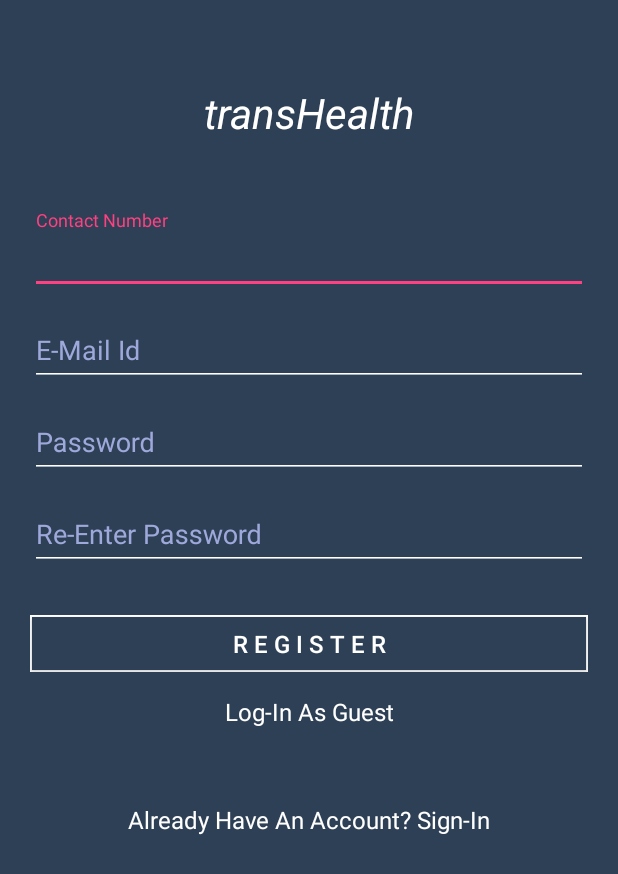
After one commit to kryptoblockskrishna/Test_Med, an Android app: the Register screen opened directly, with no data from a screen before it, on a phone screen of 412 x 824 dp. The commit adds this screen. Shown: the top 874 px of the screen. Run offline under Robolectric (Android 15) with nearby library versions, the phone set to English and light mode, and no system bars.

Commit message:
MyFirstBranch >>> Login, Register Layout Composed

```diff
--- a/app/build.gradle
+++ b/app/build.gradle
@@ -27,13 +27,13 @@ dependencies {
         exclude group: 'com.android.support', module: 'support-annotations'
     })
     // CardView
+    //Circle Image View
     compile 'com.android.support:appcompat-v7:25.2.0'
     compile 'com.android.support:design:25.2.0'
     compile 'com.android.support:support-vector-drawable:25.2.0'
     compile 'com.android.support:support-v4:25.2.0'
     compile 'com.android.support:cardview-v7:25.2.0'
     compile 'com.android.support:recyclerview-v7:25.2.0'
-    //Circle Image View
     compile 'de.hdodenhof:circleimageview:2.1.0'
     compile 'com.android.support.constraint:constraint-layout:1.0.2'
     testCompile 'junit:junit:4.12'
--- a/app/src/main/java/com/transenigma/mediappb/BaseActivity.java
+++ b/app/src/main/java/com/transenigma/mediappb/BaseActivity.java
@@ -25,7 +25,6 @@ import layout.SettingsFragment;
 import layout.TrackFragment;
 
 public class BaseActivity extends AppCompatActivity {
-
 
 
     private BottomNavigationView.OnNavigationItemSelectedListener mOnNavigationItemSelectedListener
--- /dev/null
+++ b/app/src/main/java/com/transenigma/mediappb/Register.java
@@ -0,0 +1,13 @@
+package com.transenigma.mediappb;
+
+import android.support.v7.app.AppCompatActivity;
+import android.os.Bundle;
+
+public class Register extends AppCompatActivity {
+
+    @Override
+    protected void onCreate(Bundle savedInstanceState) {
+        super.onCreate(savedInstanceState);
+        setContentView(R.layout.activity_register);
+    }
+}
--- a/app/src/main/res/layout/activity_base.xml
+++ b/app/src/main/res/layout/activity_base.xml
@@ -14,17 +14,22 @@
         android:layout_height="match_parent"
         android:orientation="vertical"
         tools:context="com.transenigma.mediappb.BaseActivity">
+
         <android.support.design.widget.CoordinatorLayout
             android:layout_width="match_parent"
             android:layout_height="wrap_content">
+
             <android.support.design.widget.AppBarLayout
                 android:layout_width="match_parent"
                 android:layout_height="wrap_content">
+
                 <include
                     android:layout_height="wrap_content"
                     android:layout_width="match_parent"
                     layout="@layout/toolbar_layout" />
+
             </android.support.design.widget.AppBarLayout>
+
         </android.support.design.widget.CoordinatorLayout>
 
 
--- a/app/src/main/res/layout/activity_my_health.xml
+++ b/app/src/main/res/layout/activity_my_health.xml
@@ -21,11 +21,13 @@
             android:fitsSystemWindows="true"
             app:contentScrim="?attr/colorPrimary"
             app:layout_scrollFlags="scroll|exitUntilCollapsed">
+
             <ImageView
                 android:layout_width="match_parent"
                 android:layout_height="match_parent"
                 android:background="@drawable/my_health"
                 app:layout_collapseMode="parallax"/>
+
             <android.support.v7.widget.Toolbar
                 android:id="@+id/toolbar"
                 android:layout_width="match_parent"
--- /dev/null
+++ b/app/src/main/res/layout/activity_register.xml
@@ -0,0 +1,158 @@
+<?xml version="1.0" encoding="utf-8"?>
+<RelativeLayout
+    xmlns:android="http://schemas.android.com/apk/res/android"
+    xmlns:app="http://schemas.android.com/apk/res-auto"
+    xmlns:tools="http://schemas.android.com/tools"
+    android:layout_width="match_parent"
+    android:layout_height="match_parent"
+    tools:context="com.transenigma.mediappb.Register"
+    android:background="@color/colorPrimary">
+
+    <TextView
+        android:id="@+id/register_title"
+        android:layout_width="match_parent"
+        android:layout_height="50dp"
+        android:text="transHealth"
+        android:gravity="center"
+        android:textColor="#fff"
+        android:textSize="28dp"
+        android:layout_marginTop="50dp"
+        android:textStyle="italic"/>
+
+    <android.support.design.widget.TextInputLayout
+        android:id="@+id/register_txtInpLay01"
+        android:layout_below="@id/register_title"
+        android:layout_width="match_parent"
+        android:layout_height="wrap_content"
+        android:layout_marginEnd="20dp"
+        android:layout_marginLeft="20dp"
+        android:layout_marginStart="20dp"
+        android:textColorHint="#9FA8DA"
+        android:layout_marginTop="40dp">
+
+        <EditText
+            android:id="@+id/register_contactInput"
+            android:layout_width="match_parent"
+            android:layout_height="wrap_content"
+            android:hint="Contact Number"
+            android:textColor="@color/colorAccent"
+            android:backgroundTint="#fff"
+            android:inputType="number"/>
+
+    </android.support.design.widget.TextInputLayout>
+
+    <android.support.design.widget.TextInputLayout
+        android:id="@+id/register_txtInpLay02"
+        android:layout_below="@id/register_txtInpLay01"
+        android:layout_width="match_parent"
+        android:layout_height="wrap_content"
+        android:layout_marginEnd="20dp"
+        android:layout_marginLeft="20dp"
+        android:layout_marginStart="20dp"
+        android:textColorHint="#9FA8DA"
+        android:layout_marginTop="5dp">
+
+        <EditText
+            android:id="@+id/register_email"
+            android:layout_width="match_parent"
+            android:layout_height="wrap_content"
+            android:hint="E-Mail Id"
+            android:textColor="@color/colorAccent"
+            android:backgroundTint="#fff"
+            android:inputType="textEmailAddress"/>
+
+    </android.support.design.widget.TextInputLayout>
+
+    <android.support.design.widget.TextInputLayout
+        android:id="@+id/register_txtInpLay03"
+        android:layout_below="@id/register_txtInpLay02"
+        android:layout_width="match_parent"
+        android:layout_height="wrap_content"
+        android:layout_marginEnd="20dp"
+        android:layout_marginLeft="20dp"
+        android:layout_marginStart="20dp"
+        android:textColorHint="#9FA8DA"
+        android:layout_marginTop="5dp">
+
+        <EditText
+            android:id="@+id/register_pass"
+            android:layout_width="match_parent"
+            android:layout_height="wrap_content"
+            android:hint="Password"
+            android:textColor="@color/colorAccent"
+            android:backgroundTint="#fff"
+            android:inputType="textPassword"/>
+
+    </android.support.design.widget.TextInputLayout>
+
+    <android.support.design.widget.TextInputLayout
+        android:id="@+id/register_txtInpLay04"
+        android:layout_below="@id/register_txtInpLay03"
+        android:layout_width="match_parent"
+        android:layout_height="wrap_content"
+        android:layout_marginEnd="20dp"
+        android:layout_marginLeft="20dp"
+        android:layout_marginStart="20dp"
+        android:textColorHint="#9FA8DA"
+        android:layout_marginTop="5dp">
+
+        <EditText
+            android:id="@+id/register_passRe"
+            android:layout_width="match_parent"
+            android:layout_height="wrap_content"
+            android:hint="Re-Enter Password"
+            android:textColor="@color/colorAccent"
+            android:backgroundTint="#fff"
+            android:inputType="textPassword"/>
+
+    </android.support.design.widget.TextInputLayout>
+
+    <LinearLayout
+        android:id="@+id/register_btnLout"
+        android:layout_width="match_parent"
+        android:layout_height="wrap_content"
+        android:layout_below="@id/register_txtInpLay04"
+        android:layout_marginEnd="20dp"
+        android:layout_marginLeft="20dp"
+        android:layout_marginStart="20dp"
+        android:layout_marginTop="30dp"
+        android:layout_marginBottom="10dp"
+        android:background="#fff">
+
+        <Button
+            android:id="@+id/register_button"
+            android:layout_width="match_parent"
+            android:layout_height="35dp"
+            android:background="@color/colorPrimary"
+            android:gravity="center"
+            android:text="R E G I S T E R"
+            android:textColor="#fff"
+            android:textSize="16dp"
+            android:layout_margin="1dp" />
+    </LinearLayout>
+
+    <TextView
+        android:id="@+id/register_guest"
+        android:layout_width="match_parent"
+        android:layout_height="wrap_content"
+        android:layout_below="@id/register_btnLout"
+        android:layout_marginTop="5dp"
+        android:text="Log-In As Guest"
+        android:gravity="center"
+        android:textColor="#fff"
+        android:textSize="16dp"
+        android:onClick="toSignIn"/>
+
+    <TextView
+        android:id="@+id/register_toSignIn"
+        android:layout_width="match_parent"
+        android:layout_height="wrap_content"
+        android:layout_below="@id/register_guest"
+        android:layout_marginTop="50dp"
+        android:text="Already Have An Account? Sign-In"
+        android:gravity="center"
+        android:textColor="#fff"
+        android:textSize="16dp"
+        android:onClick="toSignIn"/>
+
+</RelativeLayout>
--- a/app/src/main/res/values/colors.xml
+++ b/app/src/main/res/values/colors.xml
@@ -1,7 +1,7 @@
 <?xml version="1.0" encoding="utf-8"?>
 <resources>
-    <color name="colorPrimary">#5f5f62</color>
-    <color name="colorPrimaryDark">#404142</color>
+    <color name="colorPrimary">#2e4056</color>
+    <color name="colorPrimaryDark">#2e4056</color>
     <color name="colorAccent">#FF4081</color>
     <color name="colorBottomNavView">#ded3d3</color>
     <color name="titleTextExpandedColor">#FFFFFF</color>
--- a/app/src/main/res/values/styles.xml
+++ b/app/src/main/res/values/styles.xml
@@ -12,11 +12,12 @@
     <style name="TabText" parent="Base.Widget.Design.TabLayout">
         <item name="android:textColor">#ffffff</item>
         <item name="android:textSize">100sp</item>
+        <item name="android:textStyle">bold</item>
         <item name="textAllCaps">false</item>
     </style>
 
     <style name="TitleCollapsed" parent="@android:style/TextAppearance">
-        <item name="android:textColor">#e7e7e7</item>
+        <item name="android:textColor">#ffffff</item>
         <item name="android:textSize">30sp</item>
         <item name="android:textStyle">bold</item>
     </style>
```
Also changed, not shown: app/src/main/AndroidManifest.xml (+6 -5 lines), app/src/main/java/com/transenigma/mediappb/Login.java (added, +13 -0 lines), app/src/main/res/layout/activity_login.xml (added, +155 -0 lines), app/src/main/res/layout/activity_my_profile.xml (+20 -19 lines).
